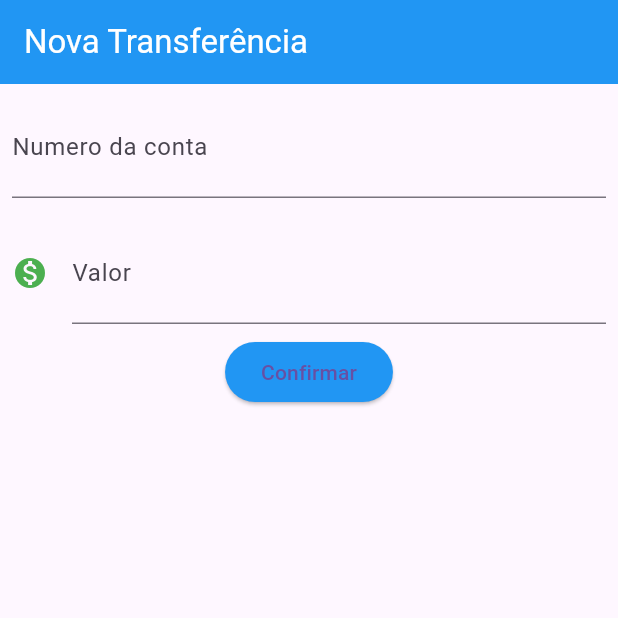
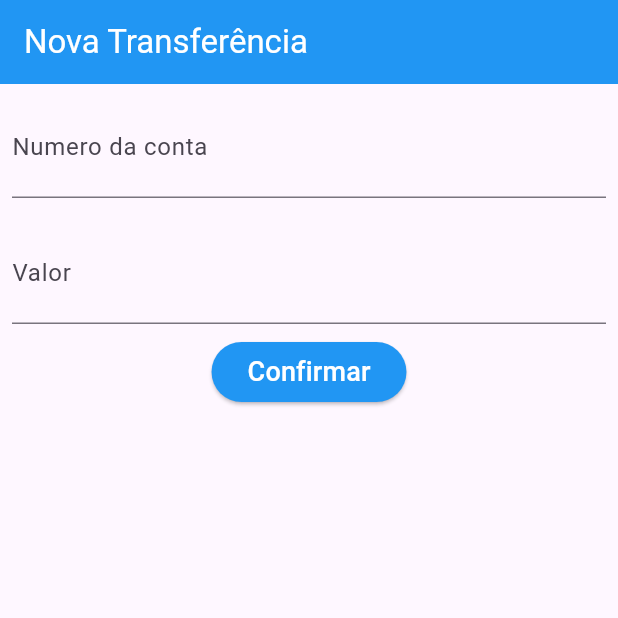
Before and after one commit to XandyGomes/ProjetoFlutter5DSM-2024-2, a Flutter app: the screen it shows after launch, after a tap on "Confirmar", on a phone screen of 412 x 824 dp, the top half of it. Run offline on Flutter 3.47's test engine with Material 3 defaults, Android fonts, the phone set to English and light mode, and no system bars.

Commit message:
Aula.12.09

```diff
--- a/lib/main.dart
+++ b/lib/main.dart
@@ -4,16 +4,20 @@ import 'package:flutter/rendering.dart';
 import 'package:flutter/widgets.dart';
 
 void main() => runApp(
-      const MaterialApp(
+      MaterialApp(
         debugShowCheckedModeBanner: false,
         home: Scaffold(
-          body: FormularioTranferencia(),
+          body: FormularioTransferencia(),
         ),
       ),
     );
 
-class FormularioTranferencia extends StatelessWidget {
-  const FormularioTranferencia({super.key});
+class FormularioTransferencia extends StatelessWidget {
+  final TextEditingController _controllerCampoNumeroConta =
+      TextEditingController();
+  final TextEditingController _controllerCampoValor = TextEditingController();
+
+  FormularioTransferencia({super.key});
 
   @override
   Widget build(BuildContext context) {
@@ -28,34 +32,53 @@ class FormularioTranferencia extends StatelessWidget {
       ),
       body: Column(
         children: [
-          const Padding(
-            padding: EdgeInsets.all(8.0),
-            child: TextField(
-              style: TextStyle(fontSize: 24.0),
-              decoration: InputDecoration(
-                  labelText: 'Numero da conta', hintText: '0000'),
-              keyboardType: TextInputType.number,
-            ),
-          ),
-          const Padding(
-            padding: EdgeInsets.all(8.0),
-            child: TextField(
-              style: TextStyle(fontSize: 24.0),
-              decoration: InputDecoration(
-                  icon: Icon(Icons.monetization_on, color: Colors.green),
-                  labelText: 'Valor',
-                  hintText: '0.00'),
-              keyboardType: TextInputType.number,
-            ),
-          ),
+          Editor(_controllerCampoNumeroConta, 'Numero da conta', '0000',),
+          Editor(_controllerCampoValor, 'Valor', '0.00',),
+
           ElevatedButton(
-            onPressed: () {},
+            onPressed: () {
+              debugPrint("Clicou em confirmar");
+              final int? numeroConta =
+                  int.tryParse(_controllerCampoNumeroConta.text);
+              final double? valor = double.tryParse(_controllerCampoValor.text);
+              if (numeroConta != null && valor != null) {
+                final transferenciaCriada = Transferencia(valor, numeroConta);
+                debugPrint('$transferenciaCriada');
+              }
+            },
             style: ButtonStyle(
               backgroundColor: MaterialStateProperty.all(Colors.blue),
             ),
-            child: const Text('Confirmar'),
+            child: const Text(
+              'Confirmar',
+              style: TextStyle(color: Colors.white, fontSize: 18),
+            ),
           )
         ],
+      ),
+    );
+  }
+}
+
+class Editor extends StatelessWidget {
+  final TextEditingController _controlador;
+  final String _rotulo;
+  final String _dica;
+
+  const Editor(this._controlador, this._rotulo, this._dica, {super.key});
+
+  @override
+  Widget build(BuildContext context) {
+    return Padding(
+      padding: const EdgeInsets.all(8.0),
+      child: TextField(
+        controller: _controlador,
+        style: const TextStyle(fontSize: 24.0),
+        decoration: InputDecoration(
+          labelText: _rotulo,
+          hintText: _dica,
+        ),
+        keyboardType: TextInputType.number,
       ),
     );
   }
@@ -118,4 +141,9 @@ class Transferencia {
   final int numeroConta;
 
   Transferencia(this.valor, this.numeroConta);
+
+  @override
+  String toString() {
+    return 'Transferência{valor: $valor, numeroConta: $numeroConta}';
+  }
 }
```
